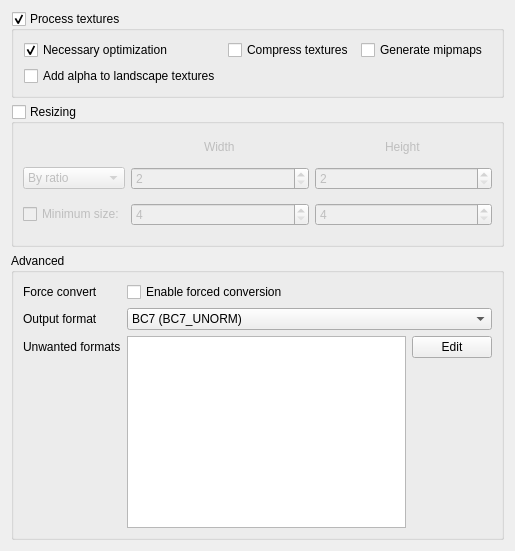
Guekka/cathedral-assets-optimizer, file src/GUI/advancedTexturesModule.ui: the form before one commit.
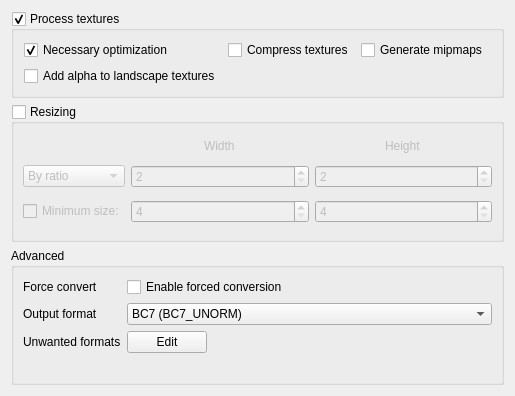
The form after the commit.

Commit message:
[General/GUI] Fixed and improved AdvancedTexturesModule. Improved ListDialog
Removed unused BSAFilesToPack

What changed in the file:
```diff
--- a/src/GUI/advancedTexturesModule.ui
+++ b/src/GUI/advancedTexturesModule.ui
@@ -7,7 +7,7 @@
     <x>0</x>
     <y>0</y>
     <width>515</width>
-    <height>551</height>
+    <height>396</height>
    </rect>
   </property>
   <property name="windowTitle">
@@ -273,8 +273,41 @@
      <property name="title">
       <string>Advanced</string>
      </property>
-     <layout class="QGridLayout" name="gridLayout_3">
-      <item row="1" column="1" colspan="2">
+     <layout class="QFormLayout" name="formLayout">
+      <item row="0" column="0">
+       <widget class="QLabel" name="label_14">
+        <property name="cursor">
+         <cursorShape>WhatsThisCursor</cursorShape>
+        </property>
+        <property name="toolTip">
+         <string>&lt;html&gt;&lt;head/&gt;&lt;body&gt;&lt;p&gt;Will convert TGAs to a compatible DDS format if option is selected.&lt;/p&gt;&lt;/body&gt;&lt;/html&gt;</string>
+        </property>
+        <property name="text">
+         <string>Force convert</string>
+        </property>
+       </widget>
+      </item>
+      <item row="0" column="1">
+       <widget class="QCheckBox" name="forceConversion">
+        <property name="text">
+         <string>Enable forced conversion</string>
+        </property>
+       </widget>
+      </item>
+      <item row="1" column="0">
+       <widget class="QLabel" name="label_12">
+        <property name="cursor">
+         <cursorShape>WhatsThisCursor</cursorShape>
+        </property>
+        <property name="toolTip">
+         <string>&lt;html&gt;&lt;head/&gt;&lt;body&gt;&lt;p&gt;Output format for uncompressed textures, modified textures, and converted TGA files. BC7 should only be used for SSE or FO4.&lt;/p&gt;&lt;/body&gt;&lt;/html&gt;</string>
+        </property>
+        <property name="text">
+         <string>Output format</string>
+        </property>
+       </widget>
+      </item>
+      <item row="1" column="1">
        <widget class="QComboBox" name="outputFormat">
         <item>
          <property name="text">
@@ -298,36 +331,6 @@
         </item>
        </widget>
       </item>
-      <item row="0" column="1" colspan="2">
-       <widget class="QCheckBox" name="tgaConversion">
-        <property name="text">
-         <string>Enable forced conversion</string>
-        </property>
-       </widget>
-      </item>
-      <item row="1" column="0">
-       <widget class="QLabel" name="label_12">
-        <property name="cursor">
-         <cursorShape>WhatsThisCursor</cursorShape>
-        </property>
-        <property name="toolTip">
-         <string>&lt;html&gt;&lt;head/&gt;&lt;body&gt;&lt;p&gt;Output format for uncompressed textures, modified textures, and converted TGA files. BC7 should only be used for SSE or FO4.&lt;/p&gt;&lt;/body&gt;&lt;/html&gt;</string>
-        </property>
-        <property name="text">
-         <string>Output format</string>
-        </property>
-       </widget>
-      </item>
-      <item row="2" column="1" rowspan="2">
-       <widget class="QListWidget" name="texturesUnwantedFormatsList"/>
-      </item>
-      <item row="2" column="2">
-       <widget class="QPushButton" name="texturesUnwantedFormatsEdit">
-        <property name="text">
-         <string>Edit</string>
-        </property>
-       </widget>
-      </item>
       <item row="2" column="0">
        <widget class="QLabel" name="label_19">
         <property name="cursor">
@@ -341,16 +344,16 @@
         </property>
        </widget>
       </item>
-      <item row="0" column="0">
-       <widget class="QLabel" name="label_14">
-        <property name="cursor">
-         <cursorShape>WhatsThisCursor</cursorShape>
-        </property>
-        <property name="toolTip">
-         <string>&lt;html&gt;&lt;head/&gt;&lt;body&gt;&lt;p&gt;Will convert TGAs to a compatible DDS format if option is selected.&lt;/p&gt;&lt;/body&gt;&lt;/html&gt;</string>
+      <item row="2" column="1">
+       <widget class="QPushButton" name="texturesUnwantedFormatsEdit">
+        <property name="sizePolicy">
+         <sizepolicy hsizetype="Maximum" vsizetype="Fixed">
+          <horstretch>0</horstretch>
+          <verstretch>0</verstretch>
+         </sizepolicy>
         </property>
         <property name="text">
-         <string>Force convert</string>
+         <string>Edit</string>
         </property>
        </widget>
       </item>
```
Left out of the diff: 5 changed lines with no effect on the pictures. The commit also changes 8 other files.
